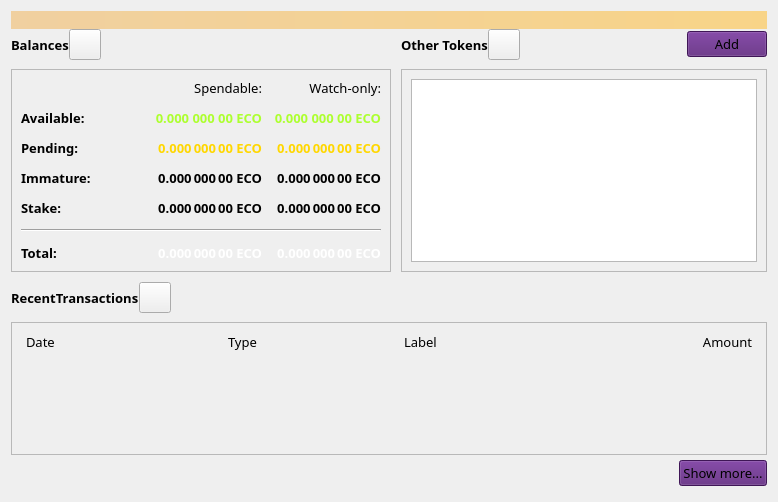
Qt form src/qt/forms/overviewpage.ui (ECO-chain/ecochain) before a commit.
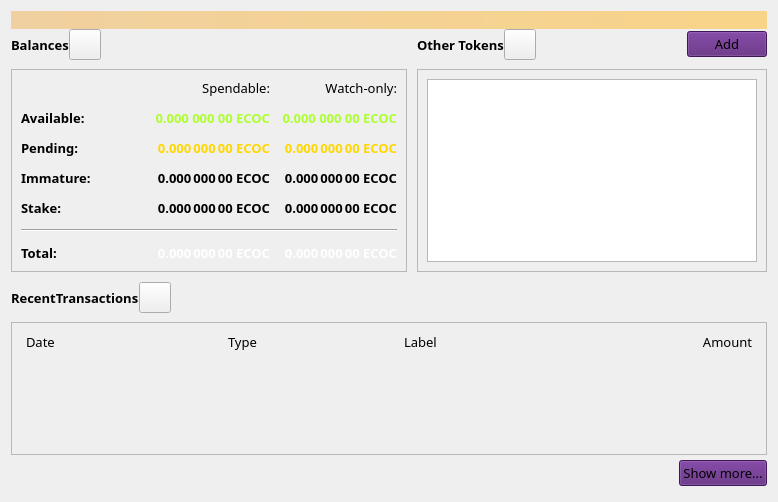
The same form after that commit. Icons and pictures are not drawn.

Commit message: change Eco to ECOC, fix languages

Diff of the .ui file:
```diff
--- a/src/qt/forms/overviewpage.ui
+++ b/src/qt/forms/overviewpage.ui
@@ -217,7 +217,7 @@
              <string notr="true">color: #ffffff;</string>
             </property>
             <property name="text">
-             <string notr="true">0.000 000 00 ECO</string>
+             <string notr="true">0.000 000 00 ECOC</string>
             </property>
             <property name="alignment">
              <set>Qt::AlignRight|Qt::AlignTrailing|Qt::AlignVCenter</set>
@@ -251,7 +251,7 @@
              </font>
             </property>
             <property name="text">
-             <string>0.000 000 00 ECO</string>
+             <string>0.000 000 00 ECOC</string>
             </property>
             <property name="alignment">
              <set>Qt::AlignRight|Qt::AlignTrailing|Qt::AlignVCenter</set>
@@ -278,7 +278,7 @@
              <string>Mined balance in watch-only addresses that has not yet matured</string>
             </property>
             <property name="text">
-             <string notr="true">0.000 000 00 ECO</string>
+             <string notr="true">0.000 000 00 ECOC</string>
             </property>
             <property name="alignment">
              <set>Qt::AlignRight|Qt::AlignTrailing|Qt::AlignVCenter</set>
@@ -308,7 +308,7 @@
              <string notr="true">color: #ffffff;</string>
             </property>
             <property name="text">
-             <string notr="true">0.000 000 00 ECO</string>
+             <string notr="true">0.000 000 00 ECOC</string>
             </property>
             <property name="alignment">
              <set>Qt::AlignRight|Qt::AlignTrailing|Qt::AlignVCenter</set>
@@ -329,7 +329,7 @@
              </font>
             </property>
             <property name="text">
-             <string>0.000 000 00 ECO</string>
+             <string>0.000 000 00 ECOC</string>
             </property>
             <property name="alignment">
              <set>Qt::AlignRight|Qt::AlignTrailing|Qt::AlignVCenter</set>
@@ -359,7 +359,7 @@
              <string notr="true">color: Gold;</string>
             </property>
             <property name="text">
-             <string notr="true">0.000 000 00 ECO</string>
+             <string notr="true">0.000 000 00 ECOC</string>
             </property>
             <property name="alignment">
              <set>Qt::AlignRight|Qt::AlignTrailing|Qt::AlignVCenter</set>
@@ -389,7 +389,7 @@
              <string notr="true">color: Gold;</string>
             </property>
             <property name="text">
-             <string notr="true">0.000 000 00 ECO</string>
+             <string notr="true">0.000 000 00 ECOC</string>
             </property>
             <property name="alignment">
              <set>Qt::AlignRight|Qt::AlignTrailing|Qt::AlignVCenter</set>
@@ -447,7 +447,7 @@
              <string>Mined balance that has not yet matured</string>
             </property>
             <property name="text">
-             <string notr="true">0.000 000 00 ECO</string>
+             <string notr="true">0.000 000 00 ECOC</string>
             </property>
             <property name="alignment">
              <set>Qt::AlignRight|Qt::AlignTrailing|Qt::AlignVCenter</set>
@@ -477,7 +477,7 @@
              <string notr="true">color: GreenYellow;</string>
             </property>
             <property name="text">
-             <string notr="true">&lt;font color=GreenYellow&gt;0.000 000 00 ECO&lt;font&gt;</string>
+             <string notr="true">&lt;font color=GreenYellow&gt;0.000 000 00 ECOC&lt;font&gt;</string>
             </property>
             <property name="alignment">
              <set>Qt::AlignRight|Qt::AlignTrailing|Qt::AlignVCenter</set>
@@ -507,7 +507,7 @@
              <string notr="true">color: GreenYellow;</string>
             </property>
             <property name="text">
-             <string notr="true">&lt;html&gt;&lt;head/&gt;&lt;body&gt;&lt;p&gt;&lt;span style=&quot; color:GreenYellow;&quot;&gt;0.000 000 00 ECO&lt;/span&gt;&lt;/p&gt;&lt;/body&gt;&lt;/html&gt;</string>
+             <string notr="true">&lt;html&gt;&lt;head/&gt;&lt;body&gt;&lt;p&gt;&lt;span style=&quot; color:GreenYellow;&quot;&gt;0.000 000 00 ECOC&lt;/span&gt;&lt;/p&gt;&lt;/body&gt;&lt;/html&gt;</string>
             </property>
             <property name="alignment">
              <set>Qt::AlignRight|Qt::AlignTrailing|Qt::AlignVCenter</set>
```
Left out of the diff: 6 changed lines with no effect on the pictures. The commit also changes 83 other files.
